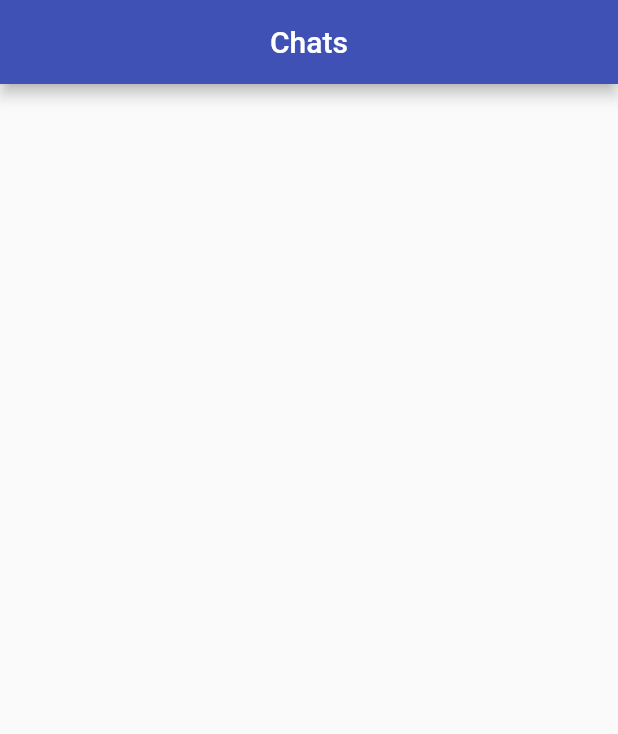
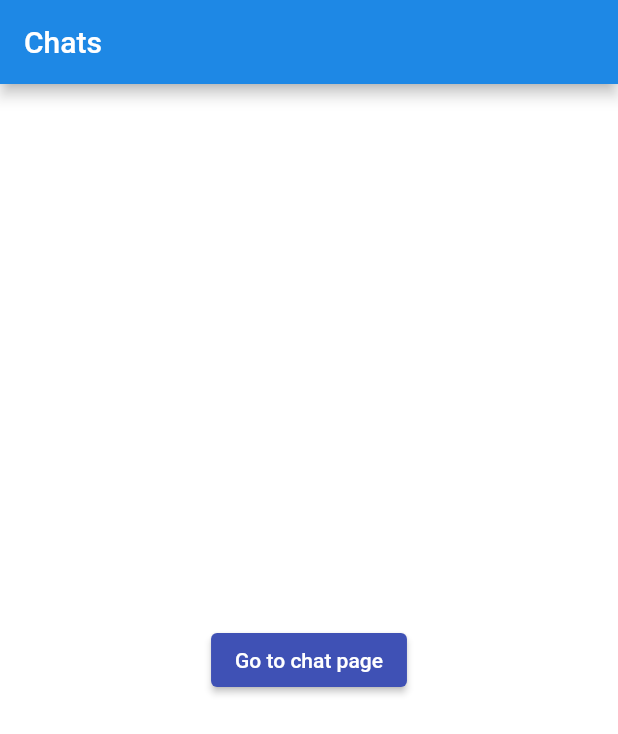
Before and after one commit to yasdpt/TeleChat, a Flutter app: the screen it shows after launch, on a phone screen of 412 x 824 dp. Shown: the top 734 px of the screen. Run offline on Flutter 3.47's test engine with Material 2 defaults, Android fonts, the phone set to English and light mode, and no system bars; our stand-ins replace bloc, flutter_bloc, get, get_storage, responsive_framework, supabase; accounts and stored records are empty.

Commit message:
Add routing and themes

```diff
--- a/lib/core/consts/app_consts.dart
+++ b/lib/core/consts/app_consts.dart
@@ -1 +1,4 @@
 const double kBorderRadius = 12;
+
+const String sAppThemeKey = 'appTheme';
+const String sLanguageKey = 'language';
--- /dev/null
+++ b/lib/core/cubit/app_theme_cubit.dart
@@ -0,0 +1,9 @@
+import 'package:bloc/bloc.dart';
+
+class AppThemeCubit extends Cubit<bool> {
+  AppThemeCubit() : super(false);
+
+  void toggleTheme() {
+    emit(!state);
+  }
+}
--- a/lib/core/styles/colors.dart
+++ b/lib/core/styles/colors.dart
@@ -25,3 +25,6 @@ const Color cBrownGrey = Color(0xff979797);
 const Color cOrangeBorder = Color(0xffff8a00);
 const Color cLightRed = Color(0xffff2d2d);
 const Color cItemBorder = Color(0xffebebeb);
+
+const Color cDarkThemeColor = Color(0xff212d3b);
+const Color cDarkThemeScaffold = Color(0xff1d2733);
--- /dev/null
+++ b/lib/core/styles/theme.dart
@@ -0,0 +1,30 @@
+import 'package:flutter/material.dart';
+import 'package:flutter/services.dart';
+
+import 'colors.dart';
+
+class CustomTheme {
+  static ThemeData get lightTheme {
+    return ThemeData(
+      primaryColor: Colors.white,
+      scaffoldBackgroundColor: Colors.white,
+      primarySwatch: Colors.indigo,
+      appBarTheme: AppBarTheme(
+        backgroundColor: Color(0xff1e88e5), //Color(0xFFFFFFFF),
+        brightness: Brightness.dark,
+      ),
+    );
+  }
+
+  static ThemeData get darkTheme {
+    return ThemeData(
+      primaryColor: cDarkThemeColor,
+      scaffoldBackgroundColor: cDarkThemeScaffold,
+      primarySwatch: Colors.indigo,
+      appBarTheme: AppBarTheme(
+        backgroundColor: cDarkThemeColor,
+        brightness: Brightness.dark,
+      ),
+    );
+  }
+}
--- /dev/null
+++ b/lib/core/styles/theme_config.dart
@@ -0,0 +1,3 @@
+import 'package:telechat/core/styles/theme.dart';
+
+CustomTheme currentTheme = CustomTheme();
--- /dev/null
+++ b/lib/core/utils/get_shared_pref.dart
@@ -0,0 +1,67 @@
+import 'package:flutter/material.dart';
+import 'package:get/get.dart';
+import 'package:get_storage/get_storage.dart';
+
+import '../consts/app_consts.dart';
+
+class SharedPrefController extends GetxController {
+  final box = GetStorage();
+
+  String get getLanguage => box.read(sLanguageKey);
+  void updateLanguage(String language) => box.write(sLanguageKey, language);
+
+  ThemeMode get getAppTheme {
+    if (box.read(sAppThemeKey) == null) {
+      return ThemeMode.light;
+    } else {
+      if (box.read(sAppThemeKey) == 'light') {
+        return ThemeMode.light;
+      } else {
+        return ThemeMode.dark;
+      }
+    }
+  }
+
+  void updateAppTheme(String val) => box.write(sAppThemeKey, val);
+
+  // String get getUserId => box.read(kUserId) ?? '';
+  // void updateUserId(String val) => box.write(kUserId, val);
+
+  // double get getAccountBalance => box.read(kAccountBalance) ?? 0.0;
+  // void updateAccountBalance(double val) => box.write(kAccountBalance, val);
+
+  // bool get getIsLoggedIn => box.read(kIsLoggedIn) ?? false;
+  // void updateIsLoggedIn(bool val) => box.write(kIsLoggedIn, val);
+
+  // String get getAccountBalanceFormatted =>
+  //     box.read(kAccountBalanceFormatted) ?? '';
+  // void updateAccountBalanceFormatted(String val) =>
+  //     box.write(kAccountBalanceFormatted, val);
+
+  // String get getEmail => box.read(kEmail) ?? '';
+  // void updateEmail(String val) => box.write(kEmail, val);
+
+  // String get getBio => box.read(kBio) ?? '';
+  // void updateBio(String val) => box.write(kBio, val);
+
+  // String get getPhoneNumber => box.read(kPhoneNumber) ?? '';
+  // void updatePhoneNumber(String val) => box.write(kPhoneNumber, val);
+
+  // String get getFullName => box.read(kFullName) ?? '';
+  // void updateFullName(String val) => box.write(kFullName, val);
+
+  // int get getRoundedScore => box.read(kRoundedScore) ?? 0;
+  // void updateRoundedScore(int score) => box.write(kRoundedScore, score);
+
+  // String get getImageAddress => box.read(kUserImageAddress) ?? '';
+  // void updateImageAddress(String val) => box.write(kUserImageAddress, val);
+
+  // String get getAdTrackId => box.read(kAdTrackId) ?? '';
+  // void updateAdTrackId(String trackId) => box.write(kAdTrackId, trackId);
+
+  // String get getLastCompleteStep => box.read(kLastCompleteStep) ?? 0;
+  // void updateLastCompleteStep(num lastCompleteStep) => box.write(
+  //       kLastCompleteStep,
+  //       lastCompleteStep,
+  //     );
+}
--- a/lib/features/home/presentation/pages/home_page.dart
+++ b/lib/features/home/presentation/pages/home_page.dart
@@ -1,7 +1,13 @@
 import 'package:flutter/material.dart';
+import 'package:flutter/services.dart';
+import 'package:flutter_bloc/flutter_bloc.dart';
+import 'package:get/get.dart';
+import 'package:path_provider/path_provider.dart';
 import 'package:supabase/supabase.dart';
 
 import '../../../../core/consts/app_config.dart';
+import '../../../../core/cubit/app_theme_cubit.dart';
+import '../../../../core/utils/get_shared_pref.dart';
 
 class HomePage extends StatefulWidget {
   const HomePage({Key key}) : super(key: key);
@@ -15,52 +21,92 @@ class _HomePageState extends State<HomePage> {
   @override
   void initState() {
     super.initState();
-    client = SupabaseClient(
-      AppConfig.supaBaseUrl,
-      AppConfig.supaBaseKey,
-    );
+    client = SupabaseClient(AppConfig.supaBaseUrl, AppConfig.supaBaseKey);
+  }
+
+  // Future<void> getUsers() async {
+  //   final response =
+  //       await client.auth.signUp('fouladiyasin@gmail.com', 'yasin1234');
+  //   print(response.error.message);
+  //   final response2 = await client
+  //       .from('messages')
+  //       .select()
+  //       .order('name', ascending: true)
+  //       .execute();
+  //   final response3 = await client.storage.createBucket('photos');
+  //   final path = await _localPath;
+  //   final file = File('$path/justafile.txt');
+  //   file.writeAsStringSync('File content yas');
+  //   final storageResponse =
+  //       await client.storage.from('chatimages').upload('justafile.txt', file);
+  //   print(storageResponse.data.toString());
+  // }
+
+  Future<String> get _localPath async {
+    final directory = await getApplicationDocumentsDirectory();
+
+    return directory.path;
   }
 
   @override
   Widget build(BuildContext context) {
+    final controller = Get.put(SharedPrefController());
+    //getUsers();
     return Scaffold(
       appBar: AppBar(
-        centerTitle: true,
-        title: Text('Chats'),
-        brightness: Brightness.dark,
+        title: Text(
+          'Chats',
+          style: TextStyle(color: Colors.white),
+        ),
+        // systemOverlayStyle:
+        //     SystemUiOverlayStyle.light.copyWith(statusBarColor: Colors.white),
       ),
       body: Center(
-        child: StreamBuilder(
-          stream: client.from('users').stream().limit(30).execute(),
-          builder: (BuildContext context, AsyncSnapshot snapshot) {
-            // print(snapshot.connectionState);
-            if (snapshot.connectionState == ConnectionState.waiting) {
-              return CircularProgressIndicator();
+        // child: StreamBuilder(
+        //   stream: client.from('messages').stream().limit(30).execute(),
+        //   builder: (BuildContext context, AsyncSnapshot snapshot) {
+        //     // print(snapshot.connectionState);
+        //     if (snapshot.connectionState == ConnectionState.waiting) {
+        //       return CircularProgressIndicator();
+        //     } else {
+        //       if (snapshot.hasData) {
+        //         List<Map<String, dynamic>> listOfItems = snapshot.data;
+        //         return Container(
+        //           padding: const EdgeInsets.all(32.0),
+        //           child: Column(
+        //             mainAxisAlignment: MainAxisAlignment.center,
+        //             children: [
+        //               Expanded(
+        //                 child: ListView.builder(
+        //                   itemCount: listOfItems.length,
+        //                   itemBuilder: (context, index) =>
+        //                       Text(listOfItems[index]['msg']),
+        //                 ),
+        //               ),
+        //             ],
+        //           ),
+        //         );
+        //       } else {
+        //         return Container(
+        //           child: Text('No Data'),
+        //         );
+        //       }
+        //     }
+        //   },
+        // ),
+        child: ElevatedButton(
+          onPressed: () {
+            // Navigator.of(context).pushNamed(ChatPage.routeName, arguments: 5);
+            if (controller.getAppTheme == ThemeMode.light) {
+              controller.updateAppTheme('dark');
             } else {
-              if (snapshot.hasData) {
-                List<Map<String, dynamic>> listOfItems = snapshot.data;
-                return Container(
-                  padding: const EdgeInsets.all(32.0),
-                  child: Column(
-                    mainAxisAlignment: MainAxisAlignment.center,
-                    children: [
-                      Expanded(
-                        child: ListView.builder(
-                          itemCount: listOfItems.length,
-                          itemBuilder: (context, index) =>
-                              Text(listOfItems[index]['username']),
-                        ),
-                      ),
-                    ],
-                  ),
-                );
-              } else {
-                return Container(
-                  child: Text('No Data'),
-                );
-              }
+              controller.updateAppTheme('light');
             }
+            BlocProvider.of<AppThemeCubit>(context).toggleTheme();
           },
+          child: Text(
+            'Go to chat page',
+          ),
         ),
       ),
     );
--- a/lib/main.dart
+++ b/lib/main.dart
@@ -1,9 +1,23 @@
+import 'package:flutter/cupertino.dart';
 import 'package:flutter/material.dart';
+import 'package:get/get.dart';
+import 'package:flutter_bloc/flutter_bloc.dart';
+import 'package:get_storage/get_storage.dart';
+
 import 'package:responsive_framework/responsive_framework.dart';
 
+import 'core/cubit/app_theme_cubit.dart';
+import 'core/styles/theme.dart';
+import 'core/utils/get_shared_pref.dart';
+import 'core/utils/router.dart';
 import 'features/home/presentation/pages/home_page.dart';
 
-void main() {
+void main() async {
+  WidgetsFlutterBinding.ensureInitialized();
+  await GetStorage.init();
+  // SystemChrome.setSystemUIOverlayStyle(
+  //   SystemUiOverlayStyle(statusBarColor: Colors.transparent),
+  // );
   runApp(MyApp());
 }
 
@@ -11,6 +25,16 @@ class MyApp extends StatelessWidget {
   // This widget is the root of your application.
   @override
   Widget build(BuildContext context) {
+    final controller = Get.put(SharedPrefController());
+    return MultiBlocProvider(
+      providers: [
+        BlocProvider<AppThemeCubit>(
+          create: (BuildContext context) => AppThemeCubit(),
+        ),
+      ],
+      child: BlocBuilder<AppThemeCubit, bool>(
+        buildWhen: (previous, current) => previous != current,
+        builder: (context, state) {
           return MaterialApp(
             title: 'TeleChat',
             debugShowCheckedModeBanner: false,
@@ -31,10 +55,14 @@ class MyApp extends StatelessWidget {
                 color: Colors.white,
               ),
             ),
-      theme: ThemeData(
-        primarySwatch: Colors.indigo,
+            onGenerateRoute: generateRoutes,
+            theme: CustomTheme.lightTheme,
+            darkTheme: CustomTheme.darkTheme,
+            themeMode: controller.getAppTheme,
+            home: HomePage(),
+          );
+        },
       ),
-      home: HomePage(),
     );
   }
 }
```
Also changed, not shown: lib/core/utils/router.dart (added, +24 -0 lines), lib/features/chat/presentation/pages/chat_page.dart (added, +19 -0 lines), lib/features/home/presentation/widgets/chat_item_widget.dart (added, +10 -0 lines), pubspec.yaml (+12 -7 lines), pubspec.lock, 1 other file. Lines whose indentation alone changed are shown as unchanged.
